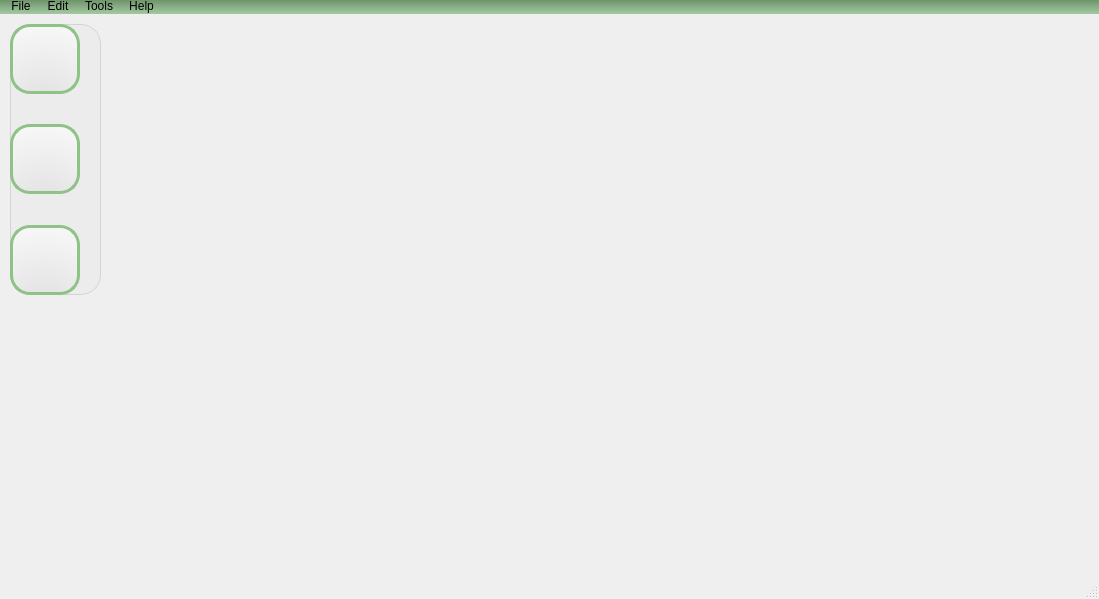
Old version of the form onlineboard.ui in the repository MaxMalts/Online_Board.
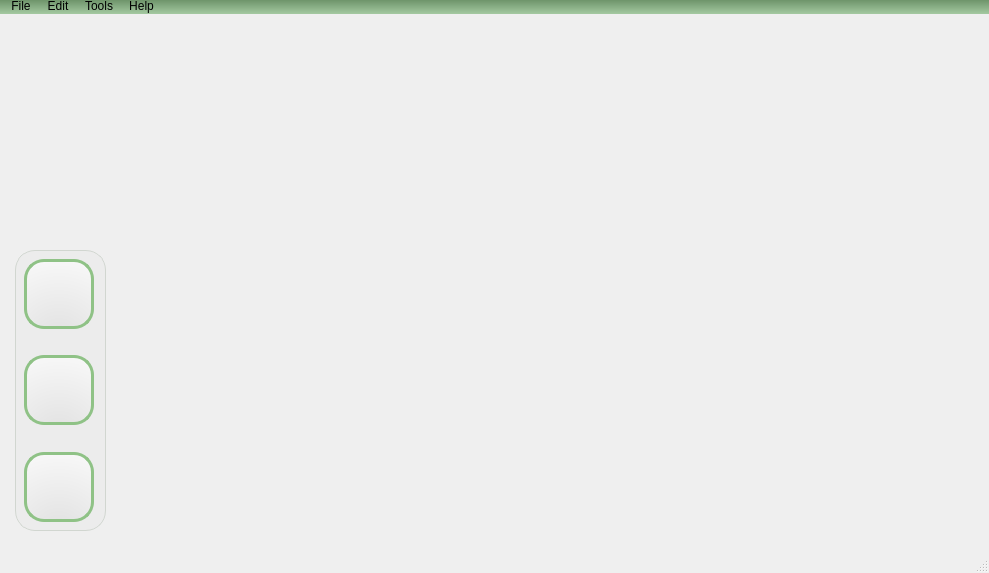
New version of the form. Icons and pictures are not drawn.

Commit message: More work on gui: made canvas work and resize

Diff of the .ui file:
```diff
--- a/onlineboard.ui
+++ b/onlineboard.ui
@@ -6,8 +6,8 @@
    <rect>
     <x>0</x>
     <y>0</y>
-    <width>1099</width>
-    <height>599</height>
+    <width>989</width>
+    <height>573</height>
    </rect>
   </property>
   <property name="windowTitle">
@@ -23,14 +23,48 @@
    <bool>true</bool>
   </property>
   <widget class="QWidget" name="centralwidget">
-   <widget class="QWidget" name="widget" native="true">
-    <property name="geometry">
-     <rect>
-      <x>10</x>
-      <y>10</y>
+   <layout class="QGridLayout" name="gridLayout">
+    <property name="leftMargin">
+     <number>15</number>
+    </property>
+    <property name="bottomMargin">
+     <number>20</number>
+    </property>
+    <item row="0" column="0">
+     <spacer name="verticalSpacer_3">
+      <property name="orientation">
+       <enum>Qt::Vertical</enum>
+      </property>
+      <property name="sizeHint" stdset="0">
+       <size>
+        <width>20</width>
+        <height>204</height>
+       </size>
+      </property>
+     </spacer>
+    </item>
+    <item row="1" column="0">
+     <widget class="QWidget" name="tools" native="true">
+      <property name="sizePolicy">
+       <sizepolicy hsizetype="Fixed" vsizetype="Fixed">
+        <horstretch>0</horstretch>
+        <verstretch>0</verstretch>
+       </sizepolicy>
+      </property>
+      <property name="minimumSize">
+       <size>
       <width>91</width>
-      <height>271</height>
-     </rect>
+        <height>281</height>
+       </size>
+      </property>
+      <property name="maximumSize">
+       <size>
+        <width>91</width>
+        <height>281</height>
+       </size>
+      </property>
+      <property name="layoutDirection">
+       <enum>Qt::LeftToRight</enum>
     </property>
     <property name="autoFillBackground">
      <bool>false</bool>
@@ -240,13 +274,28 @@
      </item>
     </layout>
    </widget>
+    </item>
+    <item row="1" column="1">
+     <spacer name="horizontalSpacer">
+      <property name="orientation">
+       <enum>Qt::Horizontal</enum>
+      </property>
+      <property name="sizeHint" stdset="0">
+       <size>
+        <width>862</width>
+        <height>20</height>
+       </size>
+      </property>
+     </spacer>
+    </item>
+   </layout>
   </widget>
   <widget class="QMenuBar" name="menuBar">
    <property name="geometry">
     <rect>
      <x>0</x>
      <y>0</y>
-     <width>1099</width>
+     <width>989</width>
      <height>21</height>
     </rect>
    </property>
```
Lines whose indentation alone changed are shown as unchanged. The commit also changes 4 other files.
